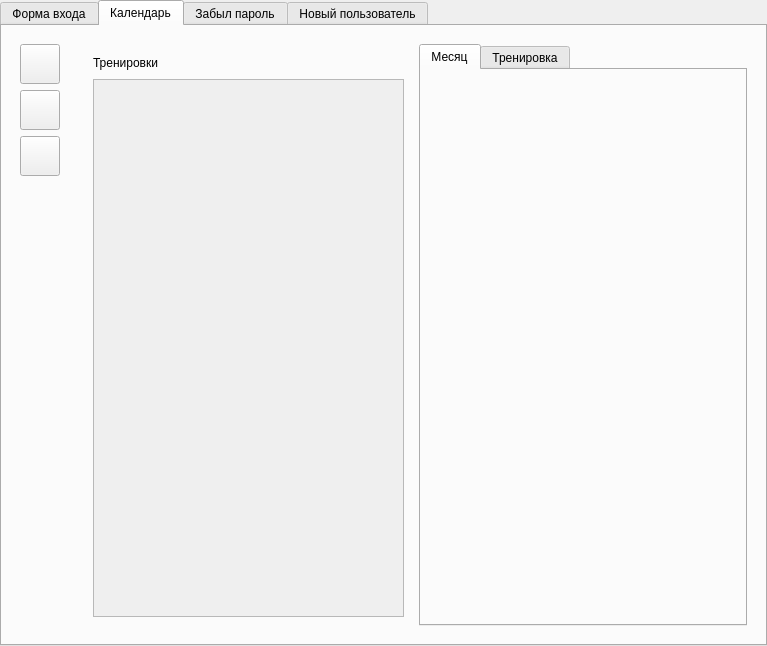
First picture: the form in Journal/widget.ui, repository SergeySkulenkov/Journal, before the edit.
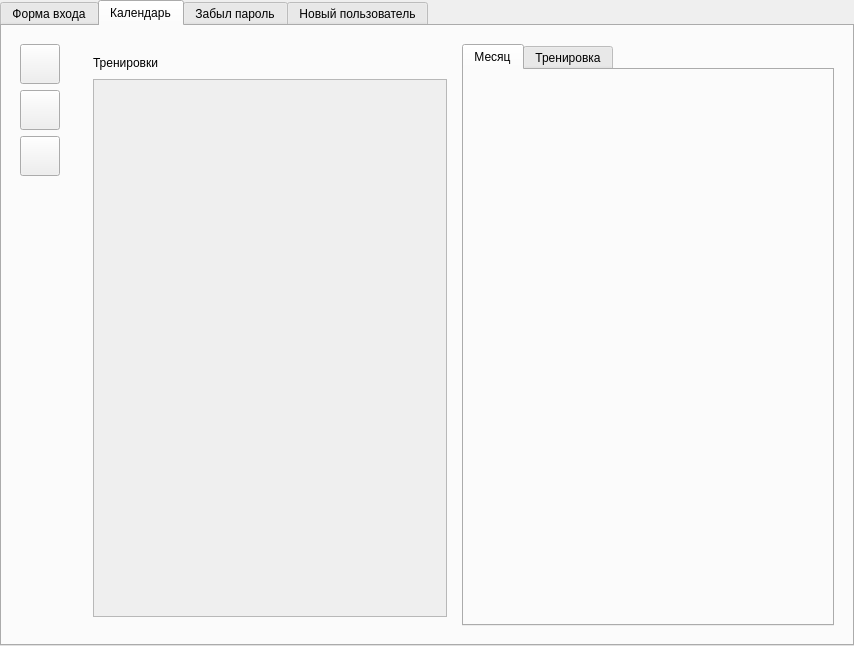
Second picture: the form after the edit.

```diff
--- a/Journal/widget.ui
+++ b/Journal/widget.ui
@@ -6,7 +6,7 @@
    <rect>
     <x>0</x>
     <y>0</y>
-    <width>767</width>
+    <width>854</width>
     <height>646</height>
    </rect>
   </property>
@@ -293,7 +293,7 @@
                   <rect>
                    <x>0</x>
                    <y>0</y>
-                   <width>310</width>
+                   <width>353</width>
                    <height>533</height>
                   </rect>
                  </property>
```
